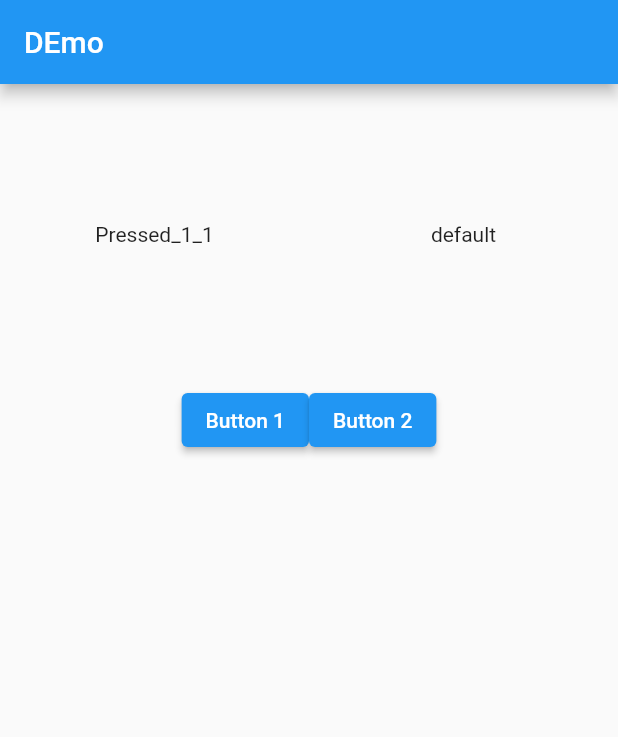
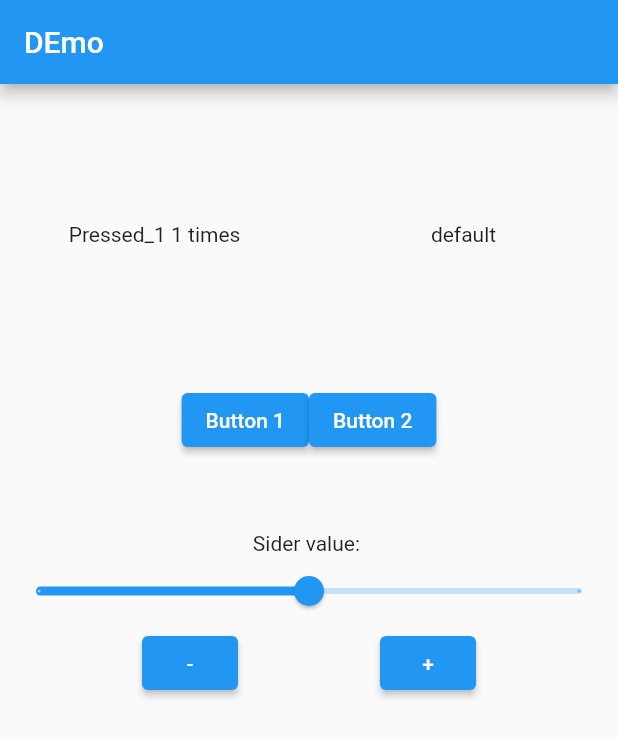
Before and after one commit to alf1303/testprovider, a Flutter app: the screen it shows after launch, after a tap on "Button 1", on a phone screen of 412 x 824 dp. Shown: the top 737 px of the screen. Run offline on Flutter 3.47's test engine with Material 2 defaults, Android fonts, the light colour scheme and no system bars.

Commit message:
my changes

```diff
--- a/lib/control_bar.dart
+++ b/lib/control_bar.dart
@@ -1,12 +1,12 @@
 import 'package:flutter/material.dart';
 import 'package:testprovider/providers/provider1.dart';
-import 'package:testprovider/providers/provider2.dart';
+// import 'package:testprovider/providers/provider2.dart';
 
 class ControlBar extends StatelessWidget{
   ControlBar({Key? key}) : super(key: key);
 
   final _provider1 = Provider1();
-  final _provider2 = Provider2();
+  // final _provider2 = Provider2();
 
   onPressed1() {
     print("But1 pressed");
--- a/lib/main.dart
+++ b/lib/main.dart
@@ -5,6 +5,7 @@ import 'package:testprovider/providers/provider2.dart';
 
 import 'control_bar.dart';
 import 'main_area.dart';
+import 'slider_area.dart';
 
 void main() {
   runApp(const MyApp());
@@ -44,11 +45,11 @@ Widget build(BuildContext context) {
       appBar: AppBar(title: const Text("DEmo")),
       body: Column(
         children: [
-        MainArea(),
-        ControlBar()
+          MainArea(), // text fields
+          ControlBar(), // buttons section
+          SliderBar() //slider section
         ],
       ),
     );
-
   }
 }
--- a/lib/main_area.dart
+++ b/lib/main_area.dart
@@ -2,20 +2,25 @@ import 'package:flutter/material.dart';
 import 'package:provider/provider.dart';
 import 'package:testprovider/providers/provider1.dart';
 
-class MainArea extends StatelessWidget{
+class MainArea extends StatelessWidget {
   const MainArea({Key? key}) : super(key: key);
 
   @override
   Widget build(BuildContext context) {
     final _provider1 = Provider1();
-    return Consumer<Provider1>(
-      builder: (context, model_provider1, child) {
-        return Row(
-          children: [
-            Expanded(child: Container(height: 200, child: Center(child: Text("${model_provider1.variabl_1}")),)),
-            Expanded(child: Container(height: 200, child: Center(child: Text("${model_provider1.variabl_2}")),)),
-          ]);
-      }
-      );
+    return Consumer<Provider1>(builder: (context, model_provider1, child) {
+      return Row(children: [
+        Expanded(
+            child: Container(
+          height: 200,
+          child: Center(child: Text(model_provider1.variabl_1)),
+        )),
+        Expanded(
+            child: Container(
+          height: 200,
+          child: Center(child: Text("${model_provider1.variabl_2}")),
+        )),
+      ]);
+    });
   }
 }
--- a/lib/providers/provider1.dart
+++ b/lib/providers/provider1.dart
@@ -1,7 +1,6 @@
 import 'package:flutter/material.dart';
 
-class Provider1 extends ChangeNotifier{
-
+class Provider1 extends ChangeNotifier {
   ///////// Initializing provider, using singleton factory pattern ///////////
   static final Provider1 _instance = Provider1._internal();
   factory Provider1() {
@@ -19,13 +18,13 @@ class Provider1 extends ChangeNotifier{
 ////// Functions for changing state ///////////
   changeVariabl_1(String text) {
     counter_1++;
-  variabl_1 = "${text}_$counter_1";
+    variabl_1 = "${text} $counter_1 times";
     notifyAll();
   }
 
   changeVariabl_2(String text) {
     counter_2 = counter_2 + 100;
-  variabl_2 = "${text}_$counter_2";
+    variabl_2 = "${text} $counter_2 times/100";
     notifyAll();
   }
 
@@ -33,5 +32,4 @@ changeVariabl_2(String text) {
   notifyAll() {
     notifyListeners();
   }
-
 }
--- a/lib/providers/provider2.dart
+++ b/lib/providers/provider2.dart
@@ -1,7 +1,6 @@
 import 'package:flutter/material.dart';
 
-class Provider2 extends ChangeNotifier{
-
+class Provider2 extends ChangeNotifier {
   ///////// Initializing provider, using singleton factory pattern ///////////
   static final Provider2 _instance = Provider2._internal();
   factory Provider2() {
@@ -12,18 +11,17 @@ class Provider2 extends ChangeNotifier{
 
 /////// State here (vars) ///////
   int counter = 0;
-  String variabl = "default";
+  String variable = "Sider value: ";
 
 ////// Functions for changing state ///////////
-changeVariabl(String text) {
-  variabl = "${text}_$counter";
-  counter++;
-  notifyAll();
-}
+  changeVariabl(String text) {
+    variable = "${text}_$counter";
+    counter++;
+    notifyAll();
+  }
 
 //call to notify listeners and apply new state
   notifyAll() {
     notifyListeners();
   }
-
 }
--- /dev/null
+++ b/lib/slider_area.dart
@@ -0,0 +1,41 @@
+import 'package:flutter/material.dart';
+import 'package:provider/provider.dart';
+import 'package:testprovider/providers/provider2.dart';
+
+class SliderBar extends StatelessWidget {
+  SliderBar({Key? key}) : super(key: key);
+
+  void changeSlider(double val) {
+    print(val);
+  }
+
+  @override
+  Widget build(BuildContext context) {
+    final _provider2 = Provider2();
+    return Consumer<Provider2>(builder: (context, model_provider2, child) {
+      return Container(
+        margin: const EdgeInsets.only(top: 50),
+        child: Column(
+          children: [
+            Text(model_provider2.variable),
+            Slider(
+                min: 1,
+                max: 10,
+                divisions: 2,
+                value: 4,
+                onChanged: changeSlider),
+            Row(
+              mainAxisAlignment: MainAxisAlignment.spaceEvenly,
+              children: [
+                ElevatedButton(onPressed: () {}, child: Text('-')),
+                ElevatedButton(onPressed: () {}, child: Text('+')),
+              ],
+            )
+          ],
+        ),
+      );
+    });
+  }
+
+  Type get newMethod => Slider;
+}
```
Lines whose indentation alone changed are shown as unchanged.
